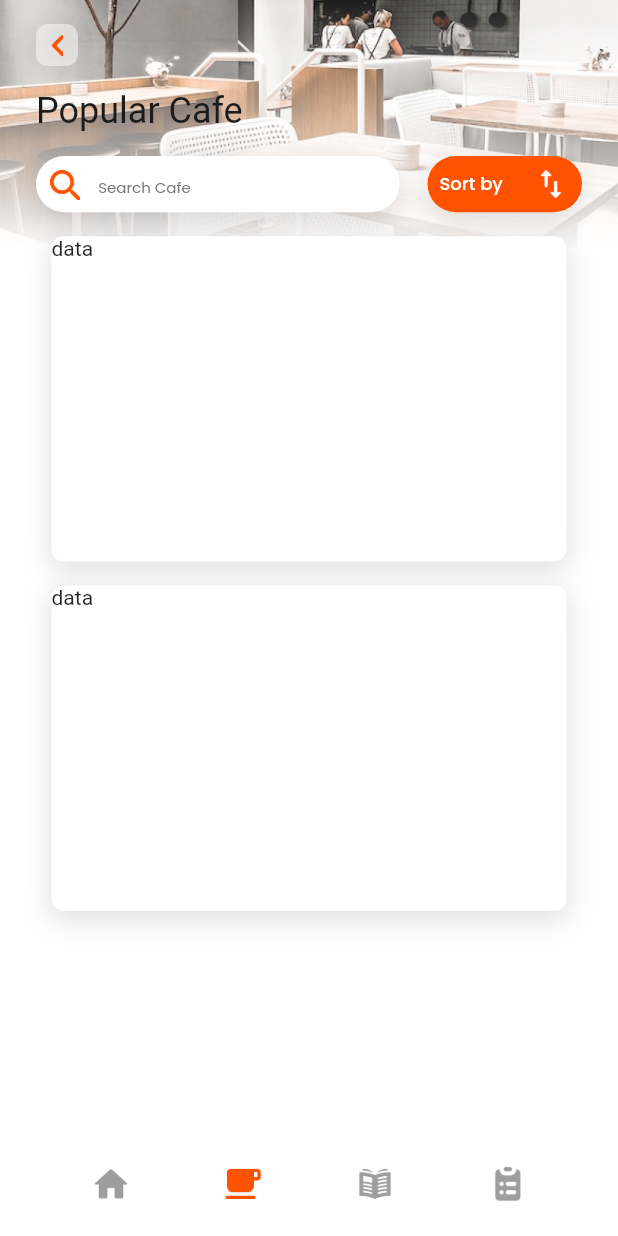
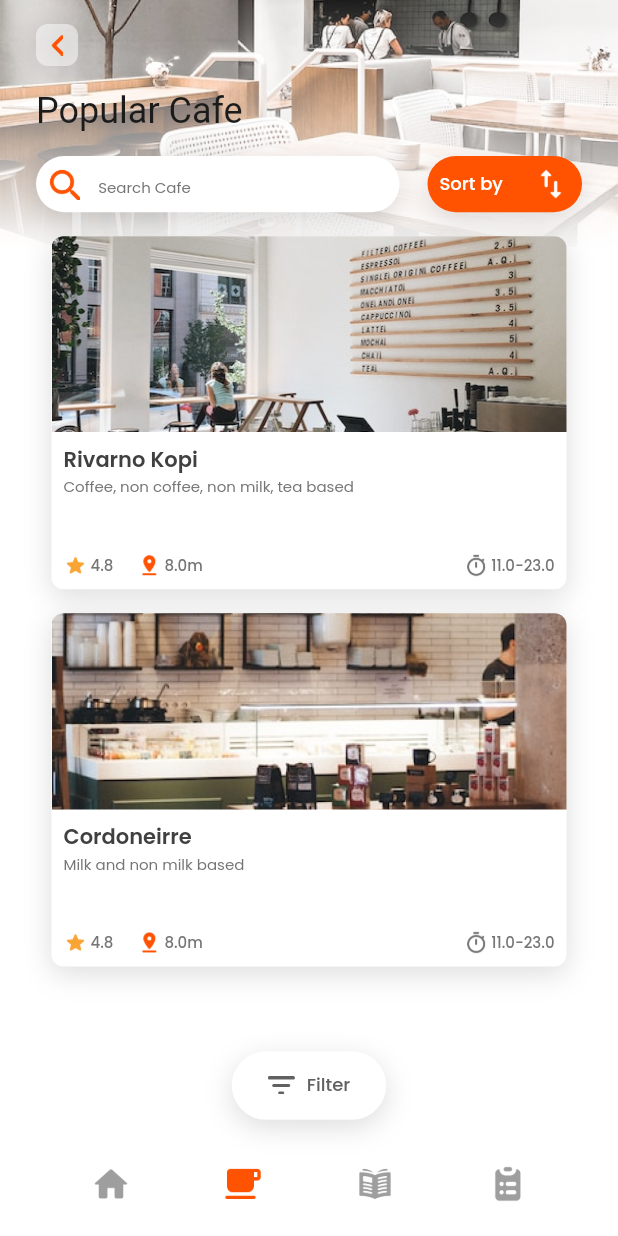
Before and after one commit to raeiverse/haus_kafein, a Flutter app: the cafe_Page screen opened by its route, on a phone screen of 412 x 824 dp. Run offline on Flutter 3.47's test engine with Material 2 defaults, Android fonts, the phone set to English and light mode, and no system bars; our stand-ins replace carousel_slider, google_fonts; Roboto replaces fonts that are missing (ClashDisplay-SemiBold).

Commit message:
UPDATED 11/07/2023
+ Cafe card
+ Floating filter

```diff
--- a/lib/main.dart
+++ b/lib/main.dart
@@ -1,6 +1,8 @@
 import 'package:flutter/material.dart';
 import 'package:haus_kafein/pages/menus/cafe_page.dart';
 import 'package:haus_kafein/pages/menus/home_page.dart';
+import 'package:haus_kafein/pages/menus/magazine_page.dart';
+import 'package:haus_kafein/pages/menus/recipe_page.dart';
 import 'package:haus_kafein/pages/splash_screen/splash_screen1.dart';
 
 void main() {
@@ -18,6 +20,8 @@ class MyApp extends StatelessWidget {
         '/': (context) => Splash_Screen_1(),
         '/home_Page': (context) => home_Page(),
         '/cafe_Page': (context) => cafe_Page(),
+        '/magazine_Page': (context) => magazine_Page(),
+        '/recipe_Page': (context) => recipe_Page(),
       },
     );
   }
--- a/lib/pages/menus/cafe_page.dart
+++ b/lib/pages/menus/cafe_page.dart
@@ -2,6 +2,7 @@ import 'package:flutter/material.dart';
 import 'package:haus_kafein/pages/widgets/back_Button.dart';
 import 'package:haus_kafein/pages/widgets/cafe_card.dart';
 import 'package:haus_kafein/pages/widgets/custom_navbar.dart';
+import 'package:haus_kafein/pages/widgets/floating_filter.dart';
 import 'package:haus_kafein/pages/widgets/liniear_Background_Images.dart';
 import 'package:haus_kafein/theme.dart';
 
@@ -136,22 +137,45 @@ class cafe_Page extends StatelessWidget {
                   Center(
                     child: Column(
                       children: [
-                        cafe_Card(),
-                        cafe_Card(),
+                        cafe_Card(
+                          imageUrl: 'assets/images/images_place_1.png',
+                          title: 'Rivarno Kopi',
+                          desc: 'Coffee, non coffee, non milk, tea based',
+                          rating: 4.8,
+                          location: 8,
+                          open: 11.00,
+                          close: 23.00,
+                        ),
+                        cafe_Card(
+                          imageUrl: 'assets/images/images_place_2.png',
+                          title: 'Cordoneirre',
+                          desc: 'Milk and non milk based',
+                          rating: 4.8,
+                          location: 8,
+                          open: 11.00,
+                          close: 23.00,
+                        ),
                       ],
                     ),
-                  )
+                  ),
                 ],
-              )
+              ),
             ],
           ),
+          SizedBox(height: margin_Screen_Vertical * 9),
         ],
       ),
-      floatingActionButton: custom_Navbar(
-        isHome: false,
-        isCafe: true,
-        isMagazine: false,
-        isRecipe: false,
+      floatingActionButton: Column(
+        mainAxisAlignment: MainAxisAlignment.end,
+        children: [
+          floating_Filter_Button(),
+          custom_Navbar(
+            isHome: false,
+            isCafe: true,
+            isMagazine: false,
+            isRecipe: false,
+          ),
+        ],
       ),
       floatingActionButtonLocation: FloatingActionButtonLocation.centerFloat,
     );
--- /dev/null
+++ b/lib/pages/menus/magazine_page.dart
@@ -0,0 +1,23 @@
+import 'package:flutter/material.dart';
+
+import '../widgets/custom_navbar.dart';
+
+class magazine_Page extends StatelessWidget {
+  const magazine_Page({super.key});
+
+  @override
+  Widget build(BuildContext context) {
+    return Scaffold(
+      body: Center(
+        child: Text('Magazine Page'),
+      ),
+      floatingActionButton: custom_Navbar(
+        isHome: false,
+        isCafe: false,
+        isMagazine: true,
+        isRecipe: false,
+      ),
+      floatingActionButtonLocation: FloatingActionButtonLocation.centerFloat,
+    );
+  }
+}
--- /dev/null
+++ b/lib/pages/menus/recipe_page.dart
@@ -0,0 +1,23 @@
+import 'package:flutter/material.dart';
+
+import '../widgets/custom_navbar.dart';
+
+class recipe_Page extends StatelessWidget {
+  const recipe_Page({super.key});
+
+  @override
+  Widget build(BuildContext context) {
+    return Scaffold(
+      body: Center(
+        child: Text('Recipe Page'),
+      ),
+      floatingActionButton: custom_Navbar(
+        isHome: false,
+        isCafe: false,
+        isMagazine: false,
+        isRecipe: true,
+      ),
+      floatingActionButtonLocation: FloatingActionButtonLocation.centerFloat,
+    );
+  }
+}
--- a/lib/pages/widgets/cafe_card.dart
+++ b/lib/pages/widgets/cafe_card.dart
@@ -2,14 +2,30 @@ import 'package:flutter/material.dart';
 import 'package:haus_kafein/theme.dart';
 
 class cafe_Card extends StatelessWidget {
-  const cafe_Card({super.key});
+  final String imageUrl;
+  final String title;
+  final String desc;
+  final double rating;
+  final double location;
+  final double open;
+  final double close;
+
+  cafe_Card({
+    required this.imageUrl,
+    required this.title,
+    required this.desc,
+    required this.rating,
+    required this.location,
+    required this.open,
+    required this.close,
+  });
 
   @override
   Widget build(BuildContext context) {
     return Container(
       margin: EdgeInsets.only(top: margin_Cards_Vertical),
       width: MediaQuery.of(context).size.width / 1.2,
-      height: MediaQuery.of(context).size.height / 3.8,
+      height: MediaQuery.of(context).size.height / 3.5,
       decoration: BoxDecoration(
         color: neutral_10,
         borderRadius: BorderRadius.circular(borderRadius_Card),
@@ -21,7 +37,121 @@ class cafe_Card extends StatelessWidget {
           ),
         ],
       ),
-      child: Text('data'),
+      child: Column(
+        crossAxisAlignment: CrossAxisAlignment.start,
+        children: [
+          Container(
+            width: MediaQuery.of(context).size.width,
+            height: MediaQuery.of(context).size.height / 6.3,
+            decoration: BoxDecoration(
+              borderRadius: BorderRadius.vertical(
+                top: Radius.circular(
+                  borderRadius_Card,
+                ),
+              ),
+              image: DecorationImage(
+                image: AssetImage(this.imageUrl),
+                fit: BoxFit.cover,
+              ),
+            ),
+          ),
+          Padding(
+            padding: EdgeInsets.all(padding_Items_Vertical),
+            child: Column(
+              crossAxisAlignment: CrossAxisAlignment.start,
+              children: [
+                Column(
+                  crossAxisAlignment: CrossAxisAlignment.start,
+                  children: [
+                    Text(
+                      this.title,
+                      style: textstyle_Headline_Head.copyWith(
+                        color: neutral_90,
+                      ),
+                      maxLines: 1,
+                      overflow: TextOverflow.ellipsis,
+                    ),
+                    Text(
+                      this.desc,
+                      style: textstyle_Caption_Regular.copyWith(
+                        color: neutral_70,
+                      ),
+                      maxLines: 1,
+                      overflow: TextOverflow.ellipsis,
+                    ),
+                  ],
+                ),
+              ],
+            ),
+          ),
+          Spacer(),
+          Row(
+            children: [
+              Container(
+                padding: EdgeInsets.all(padding_Items_Horizontal),
+                child: Row(
+                  children: [
+                    Image.asset(
+                      'assets/icons/icons_star.png',
+                      width: 16,
+                      height: 16,
+                    ),
+                    SizedBox(width: 2),
+                    Text(
+                      '${this.rating}',
+                      style: textstyle_Caption_Medium.copyWith(
+                        color: neutral_70,
+                      ),
+                    )
+                  ],
+                ),
+              ),
+              SizedBox(width: padding_Items_Horizontal),
+              Container(
+                child: Row(
+                  children: [
+                    Image.asset(
+                      'assets/icons/icons_location.png',
+                      width: 16,
+                      height: 16,
+                    ),
+                    SizedBox(width: 2),
+                    Text(
+                      '${this.location}m',
+                      style: textstyle_Caption_Medium.copyWith(
+                        color: neutral_70,
+                      ),
+                      maxLines: 1,
+                      overflow: TextOverflow.ellipsis,
+                    ),
+                  ],
+                ),
+              ),
+              Spacer(),
+              Container(
+                padding: EdgeInsets.all(padding_Items_Horizontal),
+                child: Row(
+                  children: [
+                    Image.asset(
+                      'assets/icons/icons_time.png',
+                      width: 16,
+                      height: 16,
+                      color: neutral_70,
+                    ),
+                    SizedBox(width: 2),
+                    Text(
+                      '${this.open}-${this.close}',
+                      style: textstyle_Caption_Medium.copyWith(
+                        color: neutral_70,
+                      ),
+                    ),
+                  ],
+                ),
+              ),
+            ],
+          ),
+        ],
+      ),
     );
   }
 }
--- a/lib/pages/widgets/custom_navbar.dart
+++ b/lib/pages/widgets/custom_navbar.dart
@@ -2,10 +2,10 @@ import 'package:flutter/material.dart';
 import 'package:haus_kafein/theme.dart';
 
 class custom_Navbar extends StatelessWidget {
-  bool isHome;
-  bool isCafe;
-  bool isMagazine;
-  bool isRecipe;
+  final bool isHome;
+  final bool isCafe;
+  final bool isMagazine;
+  final bool isRecipe;
 
   custom_Navbar({
     required this.isHome,
@@ -44,15 +44,25 @@ class custom_Navbar extends StatelessWidget {
               width: 28,
             ),
           ),
-          Image.asset(
+          InkWell(
+            onTap: () {
+              Navigator.pushNamed(context, '/magazine_Page');
+            },
+            child: Image.asset(
               'assets/icons/icons_magazine.png',
               color: this.isMagazine ? primary_Main : neutral_60,
               width: 28,
             ),
-          Image.asset(
+          ),
+          InkWell(
+            onTap: () {
+              Navigator.pushNamed(context, '/recipe_Page');
+            },
+            child: Image.asset(
               'assets/icons/icons_recipe.png',
               color: this.isRecipe ? primary_Main : neutral_60,
               width: 28,
+            ),
           ),
         ],
       ),
--- /dev/null
+++ b/lib/pages/widgets/floating_filter.dart
@@ -0,0 +1,44 @@
+import 'package:flutter/material.dart';
+import 'package:haus_kafein/theme.dart';
+
+class floating_Filter_Button extends StatelessWidget {
+  const floating_Filter_Button({super.key});
+
+  @override
+  Widget build(BuildContext context) {
+    return Container(
+      height: MediaQuery.of(context).size.height / 18,
+      width: MediaQuery.of(context).size.width / 4,
+      decoration: BoxDecoration(
+        color: neutral_10,
+        borderRadius: BorderRadius.circular(borderRadius_Fullsize_Button),
+        boxShadow: [
+          BoxShadow(
+            color: neutral_100.withOpacity(0.15),
+            offset: Offset(0, 5),
+            blurRadius: 15,
+          ),
+        ],
+      ),
+      child: Center(
+        child: Row(
+          mainAxisAlignment: MainAxisAlignment.center,
+          children: [
+            Image.asset(
+              'assets/icons/icons_filter.png',
+              width: 18,
+              height: 12,
+            ),
+            SizedBox(width: padding_Items_Horizontal),
+            Text(
+              'Filter',
+              style: textstyle_Body_Medium.copyWith(
+                color: neutral_80,
+              ),
+            ),
+          ],
+        ),
+      ),
+    );
+  }
+}
--- a/lib/pages/widgets/news_card.dart
+++ b/lib/pages/widgets/news_card.dart
@@ -9,7 +9,7 @@ class news_Card extends StatelessWidget {
     return Container(
       margin: EdgeInsets.only(bottom: margin_Cards_Vertical),
       width: MediaQuery.of(context).size.width,
-      height: MediaQuery.of(context).size.height / 8.5,
+      height: MediaQuery.of(context).size.height / 8.2,
       decoration: BoxDecoration(
         color: neutral_10,
         borderRadius: BorderRadius.circular(borderRadius_Card),
```
Also changed, not shown: assets/icons/icons_calendar.png (renamed from assets/icons/icon_calendar.png), assets/icons/icons_filter.png (added), assets/icons/icons_location.png (renamed from assets/icons/icon_location.png), assets/icons/icons_phone.png (renamed from assets/icons/icon_phone.png), assets/icons/icons_time.png (renamed from assets/icons/icon_time.png). Lines whose indentation alone changed are shown as unchanged.
